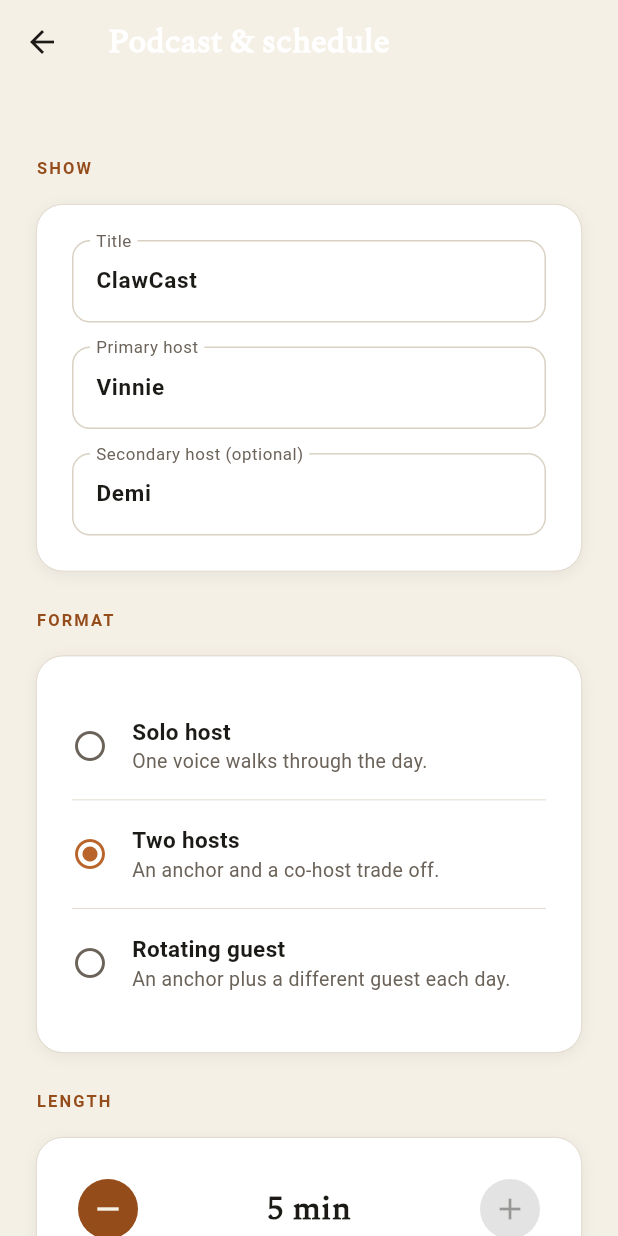
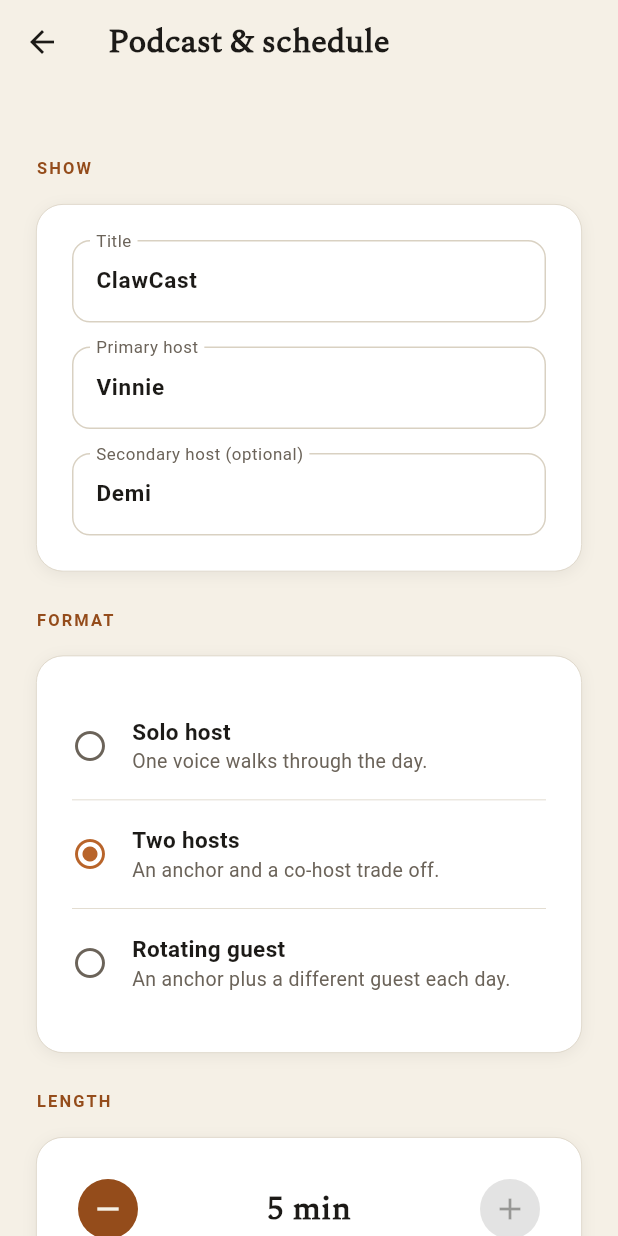
Before and after one commit to TheAntelope/Newsletter-pod, a Flutter app: the screen it shows after launch, after a tap on "Get started", after a tap on "Skip", after a tap on the "tune" icon, on a phone screen of 412 x 824 dp. Run offline on Flutter 3.47's test engine with Material 3 defaults, Android fonts, the phone set to English and light mode, and no system bars; our stand-ins replace firebase_auth, firebase_core, firebase_messaging, flutter_local_notifications, geolocator, google_sign_in and 2 more; missing offline and left inert: purchases_flutter, receive_sharing_intent; accounts and stored records are empty.

Commit message:
fix(flutter): dark AppBar titles on the cream background
The AppBarTheme set titleTextStyle to typographyTitle, which carries no
color. When titleTextStyle is provided without a color, the AppBar skips
merging foregroundColor into the title, so titles ("Sources", etc.) fell
back to a light default and washed out on the cream background. Bake
colorInk into the title style.

Co-Authored-By: Claude Opus 4.8 <noreply@anthropic.com>

```diff
--- a/flutter/lib/theme.dart
+++ b/flutter/lib/theme.dart
@@ -43,14 +43,18 @@ class ClawcastTheme {
       dividerColor: DesignTokens.colorRule,
       // Flat, cream chrome — the editorial look has no Material elevation on the
       // navigation bar or app bar (mirrors iOS `editorialBackground()`).
-      appBarTheme: const AppBarTheme(
+      appBarTheme: AppBarTheme(
         backgroundColor: DesignTokens.colorCream,
         foregroundColor: DesignTokens.colorInk,
         surfaceTintColor: Colors.transparent,
         elevation: 0,
         scrolledUnderElevation: 0,
         centerTitle: false,
-        titleTextStyle: DesignTokens.typographyTitle,
+        // Bake ink into the title style: when titleTextStyle is set but has no
+        // color, the AppBar skips merging foregroundColor in, so the title
+        // would otherwise fall back to a light default on the cream background.
+        titleTextStyle:
+            DesignTokens.typographyTitle.copyWith(color: DesignTokens.colorInk),
       ),
       navigationBarTheme: NavigationBarThemeData(
         backgroundColor: DesignTokens.colorCream,
```
